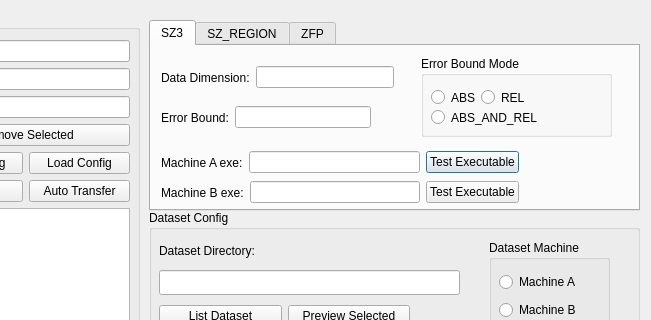
First picture: the form in ocelot.ui, repository legendPerceptor/Ocelot, before the edit; both pictures show x 311 to 962 and y 0 to 320 of the 962 by 742 pixel window.
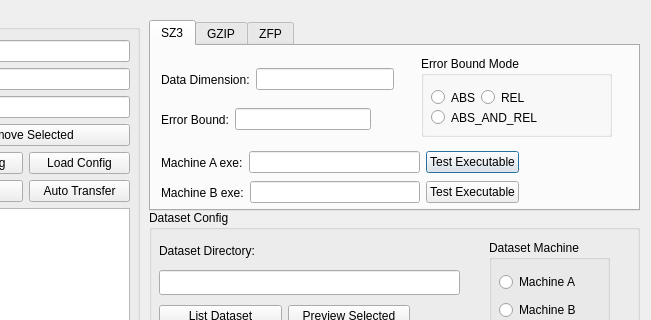
Second picture: the form after the edit.

What changed in the file:
```diff
--- a/ocelot.ui
+++ b/ocelot.ui
@@ -81,7 +81,7 @@
       </property>
      </widget>
     </widget>
-    <widget class="QWidget" name="">
+    <widget class="QWidget" name="layoutWidget">
      <property name="geometry">
       <rect>
        <x>10</x>
@@ -110,7 +110,7 @@
       </item>
      </layout>
     </widget>
-    <widget class="QWidget" name="">
+    <widget class="QWidget" name="layoutWidget">
      <property name="geometry">
       <rect>
        <x>10</x>
@@ -139,13 +139,13 @@
       </item>
      </layout>
     </widget>
-    <widget class="QWidget" name="">
+    <widget class="QWidget" name="layoutWidget">
      <property name="geometry">
       <rect>
        <x>10</x>
        <y>20</y>
        <width>233</width>
-       <height>23</height>
+       <height>27</height>
       </rect>
      </property>
      <layout class="QHBoxLayout" name="horizontalLayout_11">
@@ -161,13 +161,13 @@
       </item>
      </layout>
     </widget>
-    <widget class="QWidget" name="">
+    <widget class="QWidget" name="layoutWidget">
      <property name="geometry">
       <rect>
        <x>10</x>
        <y>60</y>
        <width>210</width>
-       <height>23</height>
+       <height>27</height>
       </rect>
      </property>
      <layout class="QHBoxLayout" name="horizontalLayout_12">
@@ -186,7 +186,7 @@
    </widget>
    <widget class="QWidget" name="SZ_REGION_tab">
     <attribute name="title">
-     <string>SZ_REGION</string>
+     <string>GZIP</string>
     </attribute>
     <widget class="QLabel" name="label_10">
      <property name="geometry">
```
Left out of the diff: 6 changed lines with no effect on the pictures.
